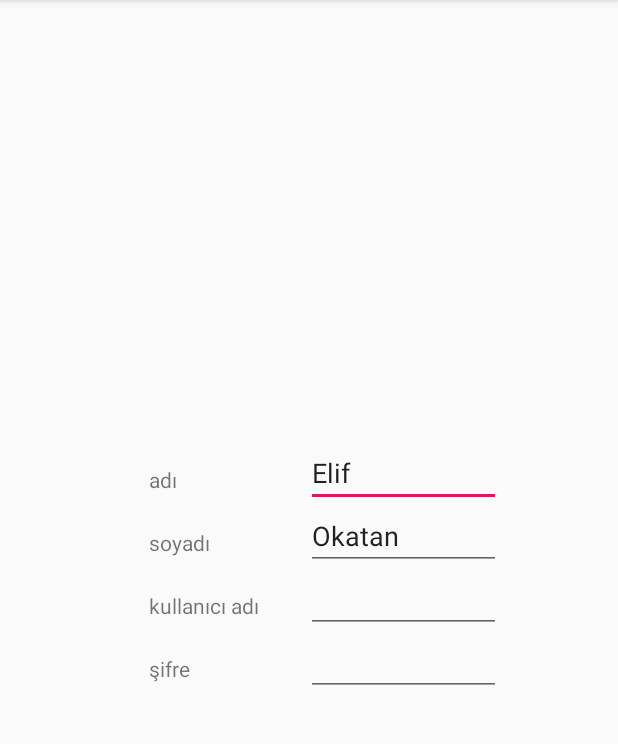
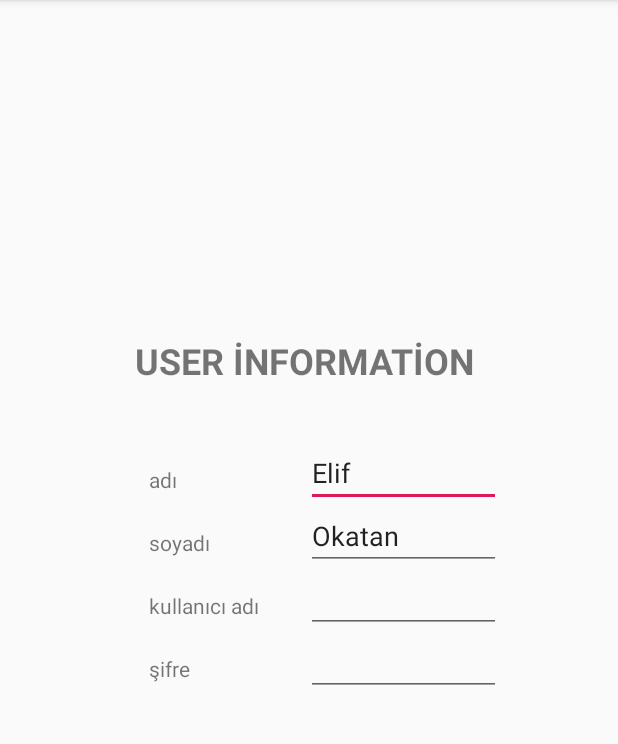
Before and after one commit to Phoenixq9/userLogin, an Android app: the Main2Activity screen opened directly, with no data from a screen before it, on a phone screen of 412 x 824 dp, the part 84-828 px from its top. Run offline under Robolectric (Android 15) with nearby library versions, the phone set to English and light mode, and no system bars.

Commit message:
change user information

```diff
--- a/app/src/main/res/layout/activity_main2.xml
+++ b/app/src/main/res/layout/activity_main2.xml
@@ -92,5 +92,19 @@
         <TableRow />
     </TableLayout>
 
+    <TextView
+        android:id="@+id/textView2"
+        android:layout_width="256dp"
+        android:layout_height="31dp"
+        android:layout_marginTop="224dp"
+        android:gravity="center"
+        android:text="USER İNFORMATİON"
+        android:textSize="24dp"
+        android:textStyle="bold"
+        app:layout_constraintEnd_toEndOf="parent"
+        app:layout_constraintHorizontal_bias="0.477"
+        app:layout_constraintStart_toStartOf="parent"
+        app:layout_constraintTop_toTopOf="parent" />
+
 
 </androidx.constraintlayout.widget.ConstraintLayout>
```
